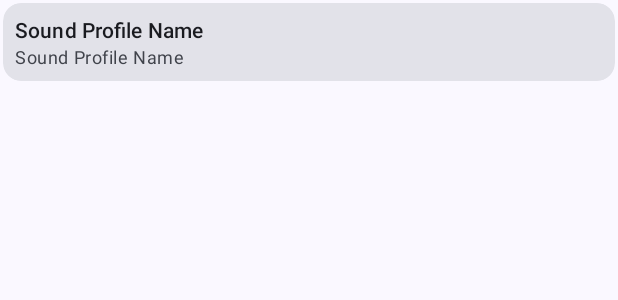
After one commit to a2ke5e1/Sound-Profiles-Manager, an Android app: the layout card_sound_profile_item.xml on its own in the app's theme, with its tools: preview values and no code run, on a phone screen of 412 x 824 dp. The commit adds this screen. Shown: the top 300 px of the screen. Run offline under Robolectric (Android 15) with nearby library versions, the phone set to English and light mode, and no system bars.

Commit message:
feat: Implement sound profile scheduling and UI updates
- Added logic to handle repeating sound profiles for both everyday and specific days in `SoundProfileApplyBroadcastReceiver`.
- Updated `SoundProfile.kt` to calculate and set volume levels based on user settings.
- Implemented `SoundProfileRecyclerAdapter` to manage the display and interaction of sound profiles in a RecyclerView.
- Added `SpaceBetweenItemDecorator` to handle spacing between RecyclerView items.
- Integrated Dagger Hilt for dependency injection in `SoundProfileApplyBroadcastReceiver`.
- Included utility function `addDay` to add days to a `Date` object.

```diff
--- a/app/src/main/java/com/a3/soundprofiles/core/main/MainViewModel.kt
+++ b/app/src/main/java/com/a3/soundprofiles/core/main/MainViewModel.kt
@@ -25,6 +25,10 @@ class MainViewModel @Inject constructor(val soundProfileDao: SoundProfileDao) :
   val state
     get() = _state
 
+  fun saveCurrentSoundProfile(soundProfile: SoundProfile) {
+    viewModelScope.launch(Dispatchers.IO) { soundProfileDao.insert(soundProfile) }
+  }
+
   fun loadAllSoundProfiles() {
     viewModelScope.launch(Dispatchers.IO) {
       try {
--- /dev/null
+++ b/app/src/main/res/drawable/baseline_add_24.xml
@@ -0,0 +1,5 @@
+<vector xmlns:android="http://schemas.android.com/apk/res/android" android:height="24dp" android:tint="#000000" android:viewportHeight="24" android:viewportWidth="24" android:width="24dp">
+
+    <path android:fillColor="@android:color/white" android:pathData="M19,13h-6v6h-2v-6H5v-2h6V5h2v6h6v2z"/>
+
+</vector>
--- /dev/null
+++ b/app/src/main/res/layout/card_sound_profile_item.xml
@@ -0,0 +1,40 @@
+<?xml version="1.0" encoding="utf-8"?>
+<LinearLayout xmlns:android="http://schemas.android.com/apk/res/android"
+    xmlns:tools="http://schemas.android.com/tools"
+    android:layout_width="match_parent"
+    android:layout_height="wrap_content"
+    android:orientation="vertical">
+
+    <com.google.android.material.card.MaterialCardView
+        style="@style/Widget.Material3.CardView.Filled"
+        android:layout_width="match_parent"
+        android:layout_height="match_parent"
+        android:layout_margin="2dp">
+
+        <LinearLayout
+            android:layout_width="match_parent"
+            android:layout_height="wrap_content"
+            android:orientation="vertical"
+            android:padding="8dp">
+
+            <TextView
+                android:id="@+id/title"
+                android:layout_width="match_parent"
+                android:layout_height="wrap_content"
+                android:textAppearance="@style/TextAppearance.Material3.LabelLarge"
+                tools:text="Sound Profile Name" />
+
+            <TextView
+                android:id="@+id/description"
+                android:layout_width="match_parent"
+                android:layout_height="wrap_content"
+                android:textAppearance="@style/TextAppearance.Material3.BodySmall"
+                tools:text="Sound Profile Name" />
+
+
+        </LinearLayout>
+
+
+    </com.google.android.material.card.MaterialCardView>
+
+</LinearLayout>
--- a/app/src/main/res/values/strings.xml
+++ b/app/src/main/res/values/strings.xml
@@ -1,3 +1,4 @@
 <resources>
     <string name="app_name">Sound Profiles</string>
+    <string name="save_sound_profile">Save Sound Profile</string>
 </resources>
```
Also changed, not shown: app/src/main/java/com/a3/soundprofiles/MainActivity.kt (+19 -4 lines), app/src/main/java/com/a3/soundprofiles/core/SoundProfileApplyBroadcastReceiver.kt (added, +70 -0 lines), app/src/main/java/com/a3/soundprofiles/core/data/Converters.kt (+20 -0 lines), app/src/main/java/com/a3/soundprofiles/core/data/SoundProfile.kt (+14 -1 lines), app/src/main/java/com/a3/soundprofiles/core/main/SoundProfileRecyclerAdapter.kt (+43 -9 lines), app/src/main/res/layout/activity_main.xml (+13 -0 lines), app/src/main/res/layout/card_sound_profile.xml (deleted, +0 -15 lines).
